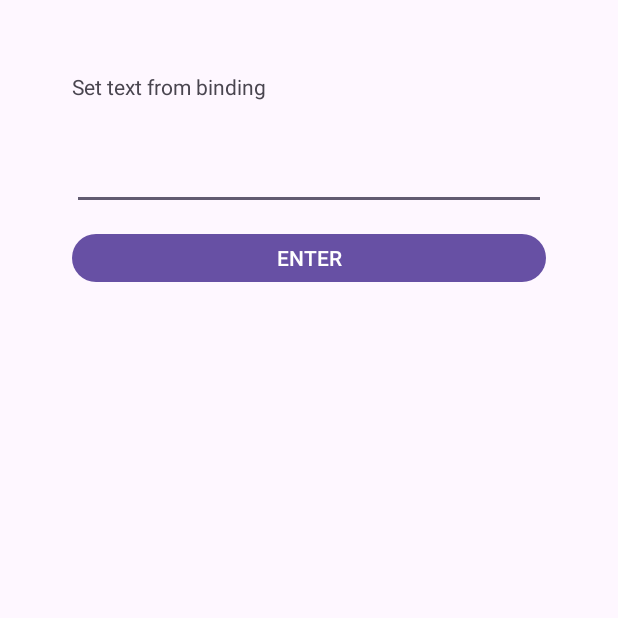
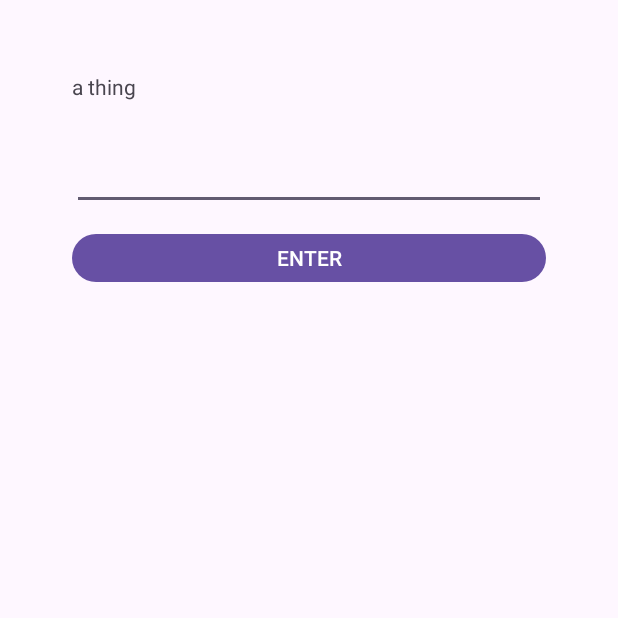
Before and after one commit to natewilliford/rpn-calc-android, an Android app: the screen it shows after launch (MainActivity), on a phone screen of 412 x 824 dp, the top half of it. Run offline under Robolectric (Android 15) with nearby library versions, the phone set to English and light mode, and no system bars; our stand-ins replace Dagger/Hilt's generated code.

Commit message:
Set up a ViewModel and add Hilt and saved state dependencies.
Hilt may not be strictly necessary for this small app, but it has some conveniences we may want to use including generating ViewModel factories.

The added saved state module lets us use SavedStateHandle in the ViewModel to keep all the state separate from the fragment.

```diff
--- a/app/build.gradle
+++ b/app/build.gradle
@@ -1,5 +1,6 @@
 plugins {
     alias(libs.plugins.androidApplication)
+    alias(libs.plugins.hiltAndroid)
 }
 
 android {
@@ -33,7 +34,6 @@ android {
 }
 
 dependencies {
-
     implementation libs.appcompat
     implementation libs.material
     implementation libs.activity
@@ -41,4 +41,7 @@ dependencies {
     testImplementation libs.junit
     androidTestImplementation libs.ext.junit
     androidTestImplementation libs.espresso.core
+    implementation libs.hiltAndroid
+    annotationProcessor libs.hiltCompiler
+    implementation libs.viewModelSavedState
 }
--- a/app/src/main/AndroidManifest.xml
+++ b/app/src/main/AndroidManifest.xml
@@ -11,6 +11,7 @@
         android:roundIcon="@mipmap/ic_launcher_round"
         android:supportsRtl="true"
         android:theme="@style/Theme.RPNCalculator"
+        android:name=".RpnCalcApplication"
         tools:targetApi="31">
         <activity
             android:name=".MainActivity"
--- a/app/src/main/java/com/natewilliford/rpncalculator/MainActivity.java
+++ b/app/src/main/java/com/natewilliford/rpncalculator/MainActivity.java
@@ -8,6 +8,13 @@ import androidx.core.graphics.Insets;
 import androidx.core.view.ViewCompat;
 import androidx.core.view.WindowInsetsCompat;
 
+import dagger.hilt.android.AndroidEntryPoint;
+
+/**
+ * The main entrypoint into the app. This simple app is just a single activity with no need for
+ * complex navigation.
+ */
+@AndroidEntryPoint
 public class MainActivity extends AppCompatActivity {
 
     @Override
--- /dev/null
+++ b/app/src/main/java/com/natewilliford/rpncalculator/RpnCalcApplication.java
@@ -0,0 +1,8 @@
+package com.natewilliford.rpncalculator;
+
+import android.app.Application;
+
+import dagger.hilt.android.HiltAndroidApp;
+
+@HiltAndroidApp
+public class RpnCalcApplication extends Application { }
--- a/app/src/main/java/com/natewilliford/rpncalculator/RpnCalcFragment.java
+++ b/app/src/main/java/com/natewilliford/rpncalculator/RpnCalcFragment.java
@@ -8,19 +8,26 @@ import android.view.ViewGroup;
 import androidx.annotation.NonNull;
 import androidx.annotation.Nullable;
 import androidx.fragment.app.Fragment;
+import androidx.lifecycle.ViewModelProvider;
 
 import com.natewilliford.rpncalculator.databinding.RpnCalcFragmentBinding;
 
+import dagger.hilt.android.AndroidEntryPoint;
+
+/** The fragment that holds all the calculator interaction. */
+@AndroidEntryPoint
 public class RpnCalcFragment extends Fragment {
 
-    @Nullable
-    private RpnCalcFragmentBinding binding;
+    @Nullable private RpnCalcFragmentBinding binding;
+    @Nullable private RpnCalcFragmentViewModel viewModel;
 
     @Nullable
     @Override
     public View onCreateView(@NonNull LayoutInflater inflater, @Nullable ViewGroup container, @Nullable Bundle savedInstanceState) {
         binding = RpnCalcFragmentBinding.inflate(getLayoutInflater());
-        binding.resultTextView.setText("Set text from binding");
+        viewModel = new ViewModelProvider(this).get(RpnCalcFragmentViewModel.class);
+        binding.resultTextView.setText(viewModel.getAThing());
+
         return binding.getRoot();
     }
 
--- /dev/null
+++ b/app/src/main/java/com/natewilliford/rpncalculator/RpnCalcFragmentViewModel.java
@@ -0,0 +1,27 @@
+package com.natewilliford.rpncalculator;
+
+import androidx.lifecycle.SavedStateHandle;
+import androidx.lifecycle.ViewModel;
+
+import javax.inject.Inject;
+
+import dagger.hilt.android.lifecycle.HiltViewModel;
+
+/**
+ * The view model for the RpnCalcFragment. This manages the business logic as well as the saved
+ * state for the calculator.
+ */
+@HiltViewModel
+public class RpnCalcFragmentViewModel extends ViewModel {
+
+    private SavedStateHandle savedStateHandle;
+
+    @Inject
+    public RpnCalcFragmentViewModel(SavedStateHandle savedStateHandle) {
+        this.savedStateHandle = savedStateHandle;
+    }
+
+    public String getAThing() {
+        return "a thing";
+    }
+}
--- a/build.gradle
+++ b/build.gradle
@@ -1,4 +1,5 @@
 // Top-level build file where you can add configuration options common to all sub-projects/modules.
 plugins {
-alias(libs.plugins.androidApplication) apply false
+    alias(libs.plugins.androidApplication) apply false
+    alias(libs.plugins.hiltAndroid) apply false
 }
--- a/gradle/libs.versions.toml
+++ b/gradle/libs.versions.toml
@@ -7,6 +7,8 @@ appcompat = "1.7.0"
 material = "1.12.0"
 activity = "1.8.0"
 constraintlayout = "2.1.4"
+hilt = "2.44"
+lifecycle = "2.7.0"
 
 [libraries]
 junit = { group = "junit", name = "junit", version.ref = "junit" }
@@ -16,6 +18,10 @@ appcompat = { group = "androidx.appcompat", name = "appcompat", version.ref = "a
 material = { group = "com.google.android.material", name = "material", version.ref = "material" }
 activity = { group = "androidx.activity", name = "activity", version.ref = "activity" }
 constraintlayout = { group = "androidx.constraintlayout", name = "constraintlayout", version.ref = "constraintlayout" }
+hiltAndroid = { group = "com.google.dagger", name = "hilt-android", version.ref = "hilt" }
+hiltCompiler = { group = "com.google.dagger", name = "hilt-compiler", version.ref = "hilt" }
+viewModelSavedState = { group = "androidx.lifecycle", name = "lifecycle-viewmodel-savedstate", version.ref = "lifecycle" }
 
 [plugins]
 androidApplication = { id = "com.android.application", version.ref = "agp" }
+hiltAndroid = { id = "com.google.dagger.hilt.android", version.ref = "hilt" }
```
